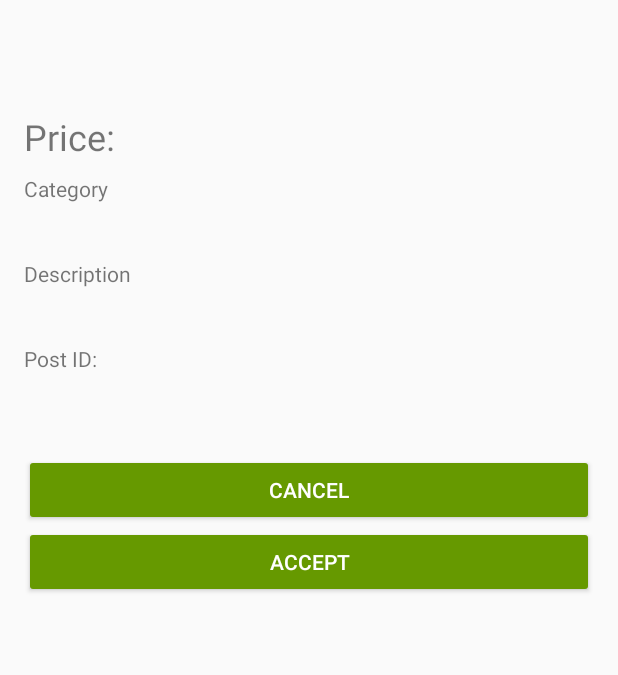
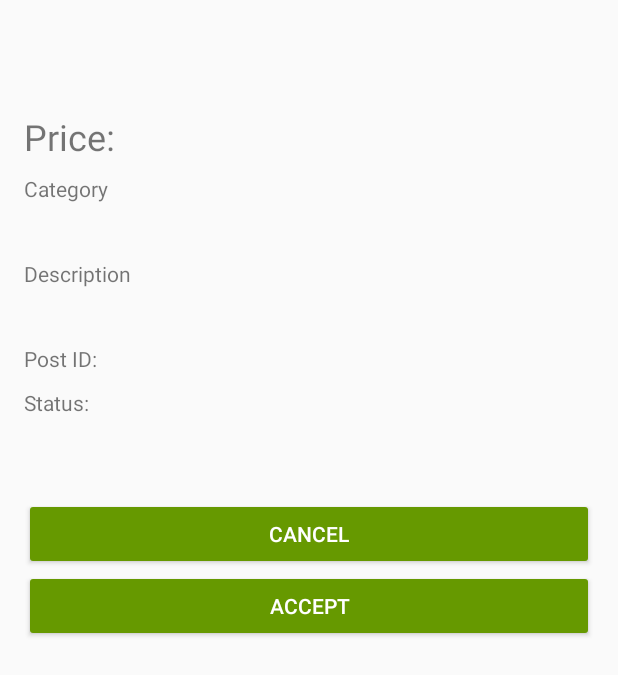
Before and after one commit to bward033/TooLazy, an Android app: the ViewTask screen opened directly, with no data from a screen before it, on a phone screen of 412 x 824 dp. Shown: the top 675 px of the screen. Run offline under Robolectric (Android 15) with nearby library versions, the phone set to English and light mode, and no system bars.

Commit message:
working on finishing

```diff
--- a/app/src/main/res/layout/view_task.xml
+++ b/app/src/main/res/layout/view_task.xml
@@ -100,6 +100,11 @@
 
         </LinearLayout>
 
+            <TextView
+                android:layout_width="wrap_content"
+                android:layout_height="wrap_content"
+                android:text="Status: "
+                android:layout_marginTop="10dp"/>
 
     <TextView
         android:layout_width="match_parent"
```
